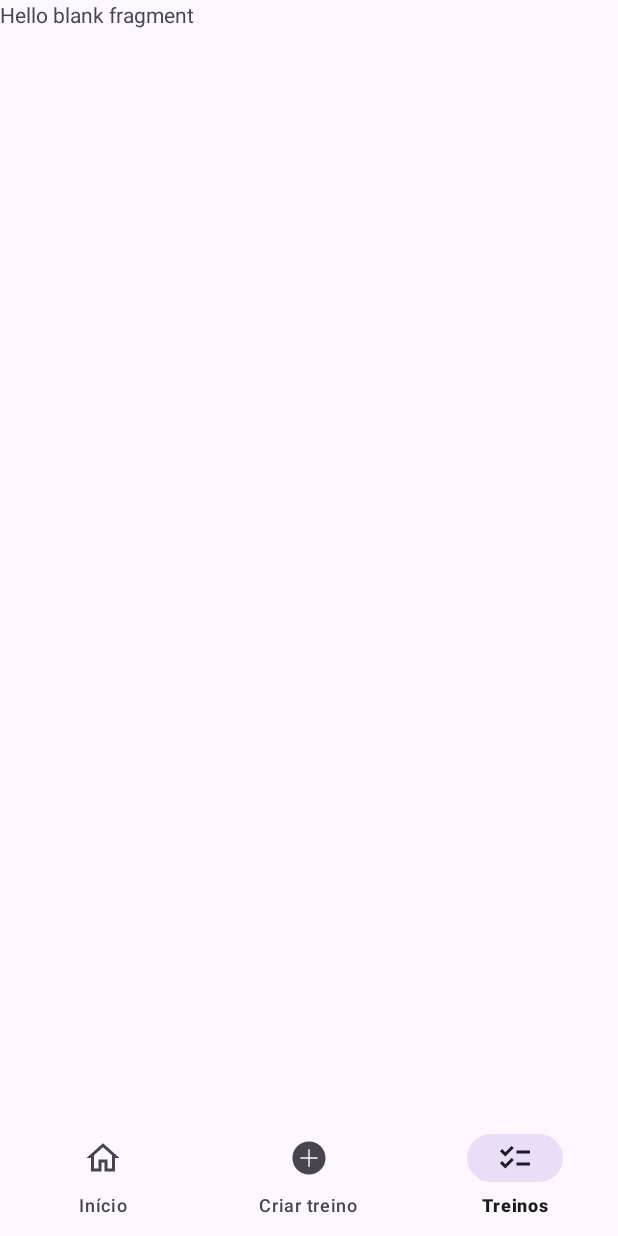
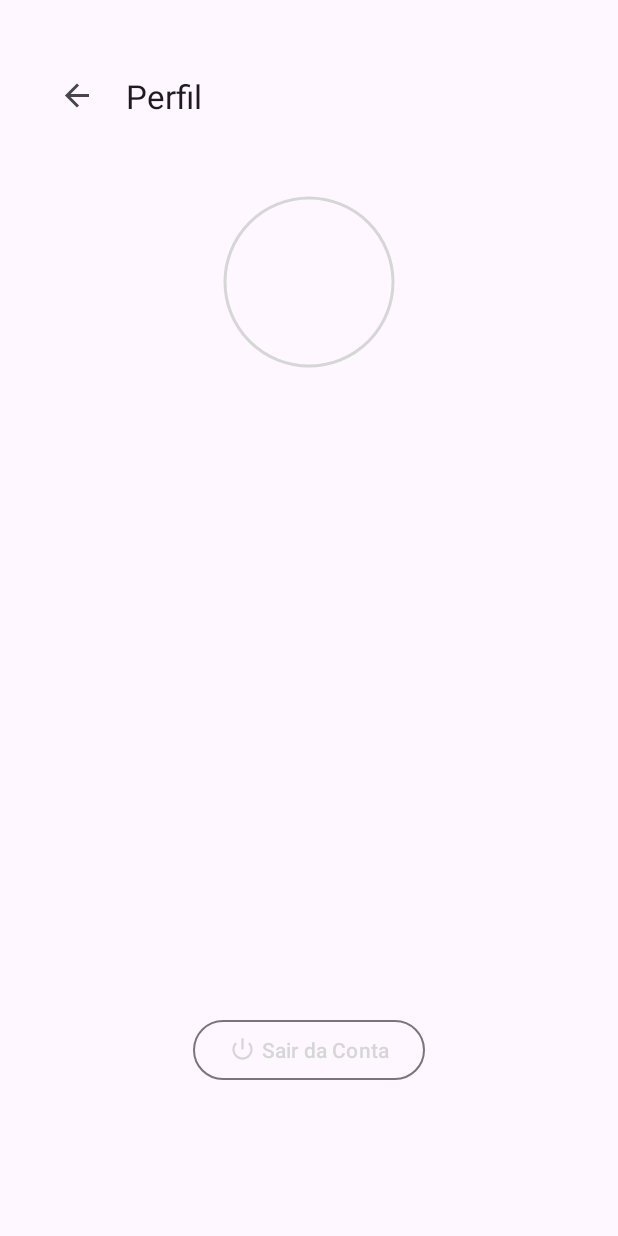
Before and after one commit to OSIELJ/GymFlow, an Android app: the screen it shows after launch once a user with an empty profile is signed in (MainActivity), item 3 of the bottom bar chosen, on a phone screen of 412 x 824 dp. Run offline under Robolectric (Android 15) with nearby library versions, the phone set to English and light mode, and no system bars; our stand-ins replace Firebase (no records; nobody signed in at launch, a user with empty details on screens opened directly), navigation-ui.

Commit message:
feat(profile): implement profile screen with user info and logout

```diff
--- a/app/src/main/java/com/osiel/gymflow/MainActivity.kt
+++ b/app/src/main/java/com/osiel/gymflow/MainActivity.kt
@@ -28,10 +28,10 @@ class MainActivity : AppCompatActivity() {
         navController.addOnDestinationChangedListener { _, destination, _ ->
             when (destination.id) {
                 R.id.homeFragment,
-                R.id.myWorkoutsFragment,
                 R.id.newWorkoutFragment -> {
                     binding.bottomNavigation.visibility = View.VISIBLE
                 }
+                // Agora, apenas telas de "detalhes" esconderão a barra
                 else -> {
                     binding.bottomNavigation.visibility = View.GONE
                 }
--- a/app/src/main/java/com/osiel/gymflow/presentation/home/HomeFragment.kt
+++ b/app/src/main/java/com/osiel/gymflow/presentation/home/HomeFragment.kt
@@ -44,11 +44,6 @@ class HomeFragment : Fragment() {
             insets
         }
 
-        binding.logoutButton.setOnClickListener {
-            authViewModel.logout()
-            requireActivity().startActivity(Intent(requireContext(), LoginActivity::class.java))
-            requireActivity().finish()
-        }
 
         observeWorkouts()
     }
--- a/app/src/main/java/com/osiel/gymflow/presentation/myworkuts/MyWorkoutsFragment.kt
+++ /dev/null
@@ -1,60 +0,0 @@
-package com.osiel.gymflow.presentation.myworkuts
-
-import android.os.Bundle
-import androidx.fragment.app.Fragment
-import android.view.LayoutInflater
-import android.view.View
-import android.view.ViewGroup
-import com.osiel.gymflow.R
-
-// TODO: Rename parameter arguments, choose names that match
-// the fragment initialization parameters, e.g. ARG_ITEM_NUMBER
-private const val ARG_PARAM1 = "param1"
-private const val ARG_PARAM2 = "param2"
-
-/**
- * A simple [Fragment] subclass.
- * Use the [MyWorkoutsFragment.newInstance] factory method to
- * create an instance of this fragment.
- */
-class MyWorkoutsFragment : Fragment() {
-    // TODO: Rename and change types of parameters
-    private var param1: String? = null
-    private var param2: String? = null
-
-    override fun onCreate(savedInstanceState: Bundle?) {
-        super.onCreate(savedInstanceState)
-        arguments?.let {
-            param1 = it.getString(ARG_PARAM1)
-            param2 = it.getString(ARG_PARAM2)
-        }
-    }
-
-    override fun onCreateView(
-        inflater: LayoutInflater, container: ViewGroup?,
-        savedInstanceState: Bundle?
-    ): View? {
-        // Inflate the layout for this fragment
-        return inflater.inflate(R.layout.fragment_my_workouts, container, false)
-    }
-
-    companion object {
-        /**
-         * Use this factory method to create a new instance of
-         * this fragment using the provided parameters.
-         *
-         * @param param1 Parameter 1.
-         * @param param2 Parameter 2.
-         * @return A new instance of fragment MyWorkoutsFragment.
-         */
-        // TODO: Rename and change types and number of parameters
-        @JvmStatic
-        fun newInstance(param1: String, param2: String) =
-            MyWorkoutsFragment().apply {
-                arguments = Bundle().apply {
-                    putString(ARG_PARAM1, param1)
-                    putString(ARG_PARAM2, param2)
-                }
-            }
-    }
-}
--- /dev/null
+++ b/app/src/main/java/com/osiel/gymflow/presentation/profile/ProfileFragment.kt
@@ -0,0 +1,61 @@
+package com.osiel.gymflow.presentation.profile
+
+import android.content.Intent
+import android.os.Bundle
+import android.view.LayoutInflater
+import android.view.View
+import android.view.ViewGroup
+import androidx.fragment.app.Fragment
+import androidx.lifecycle.lifecycleScope
+import androidx.navigation.fragment.findNavController
+import androidx.navigation.ui.NavigationUI
+import com.osiel.gymflow.databinding.FragmentProfileBinding
+import com.osiel.gymflow.presentation.auth.LoginActivity
+import com.osiel.gymflow.presentation.viewmodel.AuthViewModel
+import kotlinx.coroutines.launch
+import org.koin.androidx.viewmodel.ext.android.viewModel
+
+class ProfileFragment : Fragment() {
+
+    private var _binding: FragmentProfileBinding? = null
+    private val binding get() = _binding!!
+    private val authViewModel: AuthViewModel by viewModel()
+
+    override fun onCreateView(
+        inflater: LayoutInflater, container: ViewGroup?,
+        savedInstanceState: Bundle?
+    ): View {
+        _binding = FragmentProfileBinding.inflate(inflater, container, false)
+        return binding.root
+    }
+
+    override fun onViewCreated(view: View, savedInstanceState: Bundle?) {
+        super.onViewCreated(view, savedInstanceState)
+
+
+        NavigationUI.setupWithNavController(binding.toolbar, findNavController())
+        binding.toolbar.title = "Perfil"
+
+        setupListeners()
+        observeUser()
+    }
+
+    private fun setupListeners() {
+        binding.logoutButton.setOnClickListener {
+            authViewModel.logout()
+            requireActivity().startActivity(Intent(requireContext(), LoginActivity::class.java))
+            requireActivity().finishAffinity()
+        }
+    }
+
+    private fun observeUser() {
+        viewLifecycleOwner.lifecycleScope.launch {
+
+        }
+    }
+
+    override fun onDestroyView() {
+        super.onDestroyView()
+        _binding = null
+    }
+}
--- a/app/src/main/java/com/osiel/gymflow/presentation/viewmodel/AuthViewModel.kt
+++ b/app/src/main/java/com/osiel/gymflow/presentation/viewmodel/AuthViewModel.kt
@@ -20,6 +20,7 @@ class AuthViewModel(
 
     private val _state = MutableStateFlow<AuthState>(AuthState.Idle)
     val state: StateFlow<AuthState> get() = _state
+
 
     fun login(email: String, password: String) {
         _state.value = AuthState.Loading
--- /dev/null
+++ b/app/src/main/res/drawable/ic_profile.xml
@@ -0,0 +1,5 @@
+<vector xmlns:android="http://schemas.android.com/apk/res/android" android:height="24dp" android:tint="#000000" android:viewportHeight="24" android:viewportWidth="24" android:width="24dp">
+
+    <path android:fillColor="@android:color/white" android:pathData="M12,2C6.48,2 2,6.48 2,12s4.48,10 10,10s10,-4.48 10,-10S17.52,2 12,2zM12,6c1.93,0 3.5,1.57 3.5,3.5S13.93,13 12,13s-3.5,-1.57 -3.5,-3.5S10.07,6 12,6zM12,20c-2.03,0 -4.43,-0.82 -6.14,-2.88C7.55,15.8 9.68,15 12,15s4.45,0.8 6.14,2.12C16.43,19.18 14.03,20 12,20z"/>
+
+</vector>
--- a/app/src/main/res/layout/fragment_home.xml
+++ b/app/src/main/res/layout/fragment_home.xml
@@ -18,16 +18,6 @@
         app:layout_constraintTop_toTopOf="parent"
         app:layout_constraintStart_toStartOf="parent" />
 
-    <Button
-        android:id="@+id/logoutButton"
-        android:layout_width="wrap_content"
-        android:layout_height="wrap_content"
-        android:layout_marginTop="8.dp"
-        android:layout_marginEnd="16.dp"
-        android:text="@string/get_out"
-        style="@style/Widget.MaterialComponents.Button.TextButton"
-        app:layout_constraintTop_toTopOf="parent"
-        app:layout_constraintEnd_toEndOf="parent" />
 
     <androidx.recyclerview.widget.RecyclerView
         android:id="@+id/workoutRecycler"
--- a/app/src/main/res/layout/fragment_my_workouts.xml
+++ /dev/null
@@ -1,14 +0,0 @@
-<?xml version="1.0" encoding="utf-8"?>
-<FrameLayout xmlns:android="http://schemas.android.com/apk/res/android"
-    xmlns:tools="http://schemas.android.com/tools"
-    android:layout_width="match_parent"
-    android:layout_height="match_parent"
-    tools:context=".presentation.myworkuts.MyWorkoutsFragment">
-
-    <!-- TODO: Update blank fragment layout -->
-    <TextView
-        android:layout_width="match_parent"
-        android:layout_height="match_parent"
-        android:text="@string/hello_blank_fragment" />
-
-</FrameLayout>
--- /dev/null
+++ b/app/src/main/res/layout/fragment_profile.xml
@@ -0,0 +1,73 @@
+<?xml version="1.0" encoding="utf-8"?>
+<androidx.constraintlayout.widget.ConstraintLayout xmlns:android="http://schemas.android.com/apk/res/android"
+    xmlns:app="http://schemas.android.com/apk/res-auto"
+    xmlns:tools="http://schemas.android.com/tools"
+    android:layout_width="match_parent"
+    android:layout_height="match_parent"
+    tools:context=".presentation.profile.ProfileFragment">
+
+    <com.google.android.material.appbar.AppBarLayout
+        android:id="@+id/appBarLayout"
+        android:layout_width="match_parent"
+        android:layout_height="wrap_content"
+        android:layout_marginTop="32dp"
+        android:layout_marginStart="24dp"
+        app:layout_constraintTop_toTopOf="parent"
+        app:layout_constraintStart_toStartOf="parent"
+        app:layout_constraintEnd_toEndOf="parent">
+
+        <com.google.android.material.appbar.MaterialToolbar
+            android:id="@+id/toolbar"
+            android:layout_width="match_parent"
+            android:layout_height="?attr/actionBarSize" />
+
+    </com.google.android.material.appbar.AppBarLayout>
+
+    <com.google.android.material.imageview.ShapeableImageView
+        android:id="@+id/profile_image"
+        android:layout_width="120dp"
+        android:layout_height="120dp"
+        android:layout_marginTop="32dp"
+        android:padding="4dp"
+        app:layout_constraintEnd_toEndOf="parent"
+        app:layout_constraintStart_toStartOf="parent"
+        app:shapeAppearanceOverlay="@style/ShapeAppearance.Material3.Corner.Full"
+        app:strokeColor="?attr/colorPrimary"
+        app:strokeWidth="2dp"
+        tools:src="@tools:sample/avatars"
+        app:layout_constraintTop_toBottomOf="@id/appBarLayout" /> <TextView
+    android:id="@+id/profile_name"
+    android:layout_width="wrap_content"
+    android:layout_height="wrap_content"
+    android:layout_marginTop="16dp"
+    android:textAppearance="@style/TextAppearance.Material3.HeadlineSmall"
+    app:layout_constraintEnd_toEndOf="parent"
+    app:layout_constraintStart_toStartOf="parent"
+    app:layout_constraintTop_toBottomOf="@id/profile_image"
+    tools:text="Nome do Usuário" />
+
+    <TextView
+        android:id="@+id/profile_email"
+        android:layout_width="wrap_content"
+        android:layout_height="wrap_content"
+        android:layout_marginTop="4dp"
+        android:textAppearance="@style/TextAppearance.Material3.BodyMedium"
+        android:textColor="?android:attr/textColorSecondary"
+        app:layout_constraintEnd_toEndOf="parent"
+        app:layout_constraintStart_toStartOf="parent"
+        app:layout_constraintTop_toBottomOf="@id/profile_name"
+        tools:text="usuario@email.com" />
+
+    <com.google.android.material.button.MaterialButton
+        android:id="@+id/logout_button"
+        style="@style/Widget.Material3.Button.OutlinedButton"
+        android:layout_width="wrap_content"
+        android:layout_height="wrap_content"
+        android:layout_marginBottom="100dp"
+        android:text="@string/get_out_account"
+        app:icon="@android:drawable/ic_lock_power_off"
+        app:layout_constraintBottom_toBottomOf="parent"
+        app:layout_constraintEnd_toEndOf="parent"
+        app:layout_constraintStart_toStartOf="parent" />
+
+</androidx.constraintlayout.widget.ConstraintLayout>
--- a/app/src/main/res/menu/bottom_nav_menu.xml
+++ b/app/src/main/res/menu/bottom_nav_menu.xml
@@ -8,7 +8,7 @@
         android:icon="@drawable/ic_plus"
         android:title="@string/create_training" />
     <item
-        android:id="@+id/myWorkoutsFragment"
-        android:icon="@drawable/ic_list"
-        android:title="@string/training" />
+        android:id="@+id/profileFragment"
+        android:icon="@drawable/ic_profile"
+        android:title="@string/profile" />
 </menu>
--- a/app/src/main/res/navigation/nav_graph.xml
+++ b/app/src/main/res/navigation/nav_graph.xml
@@ -18,10 +18,10 @@
     </fragment>
 
     <fragment
-        android:id="@+id/myWorkoutsFragment"
-        android:name="com.osiel.gymflow.presentation.myworkuts.MyWorkoutsFragment"
+        android:id="@+id/profileFragment"
+        android:name="com.osiel.gymflow.presentation.profile.ProfileFragment"
         android:label="Meus Treinos"
-        tools:layout="@layout/fragment_my_workouts" />
+        tools:layout="@layout/fragment_profile" />
 
     <fragment
         android:id="@+id/newWorkoutFragment"
--- a/app/src/main/res/values/strings.xml
+++ b/app/src/main/res/values/strings.xml
@@ -11,6 +11,7 @@
     <string name="default_date">04/08/2025</string>
     <string name="workouts">Treinos</string>
     <string name="get_out">Sair</string>
+    <string name="get_out_account">Sair da Conta</string>
     <!-- TODO: Remove or change this placeholder text -->
     <string name="hello_blank_fragment">Hello blank fragment</string>
     <string name="start">Início</string>
@@ -23,4 +24,5 @@
     <string name="observations">Observações</string>
     <string name="name_of_exercise">Nome do exercício</string>
     <string name="create_exercise">Criar Exercício</string>
+    <string name="profile">Perfil</string>
 </resources>
```
